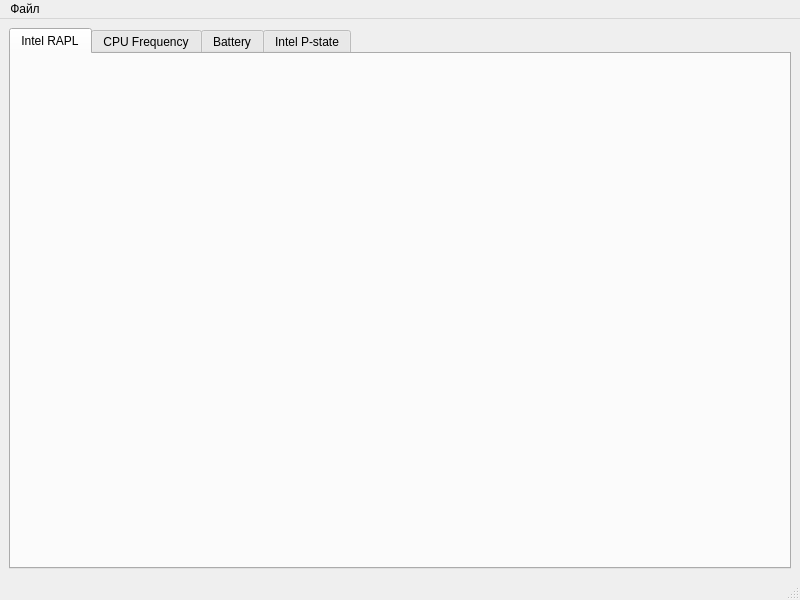
First picture: the form in main_window.ui, repository NativCos/laptop_power, before the edit.
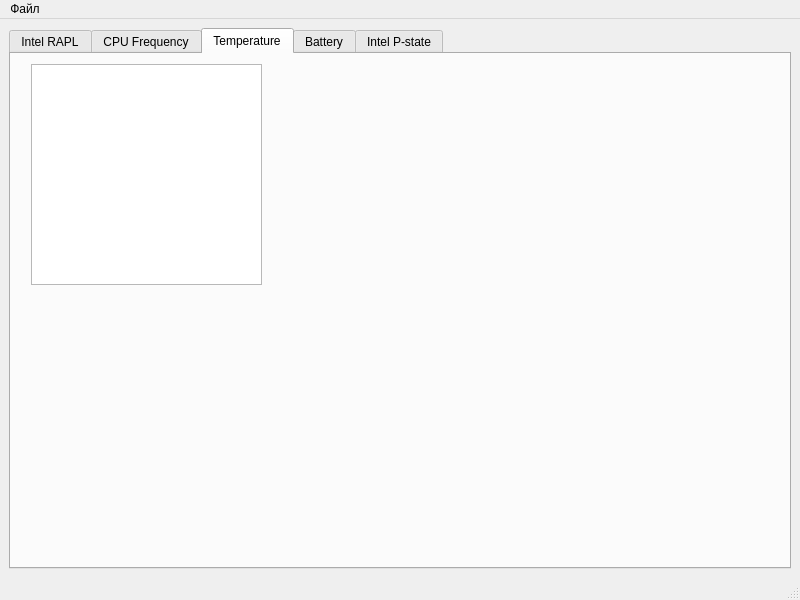
Second picture: the form after the edit. The open tabs and pages were chosen to show the change.

Commit message: add thermal view

What changed in the file:
```diff
--- a/main_window.ui
+++ b/main_window.ui
@@ -96,6 +96,30 @@
         </layout>
        </widget>
       </widget>
+      <widget class="QWidget" name="tab_2">
+       <attribute name="title">
+        <string>Temperature</string>
+       </attribute>
+       <widget class="QTextEdit" name="textEdit_temperature">
+        <property name="geometry">
+         <rect>
+          <x>20</x>
+          <y>10</y>
+          <width>231</width>
+          <height>221</height>
+         </rect>
+        </property>
+        <property name="font">
+         <font>
+          <pointsize>11</pointsize>
+          <italic>true</italic>
+         </font>
+        </property>
+        <property name="readOnly">
+         <bool>true</bool>
+        </property>
+       </widget>
+      </widget>
       <widget class="QWidget" name="tab">
        <attribute name="title">
         <string>Battery</string>
```
The commit also changes 2 other files.
